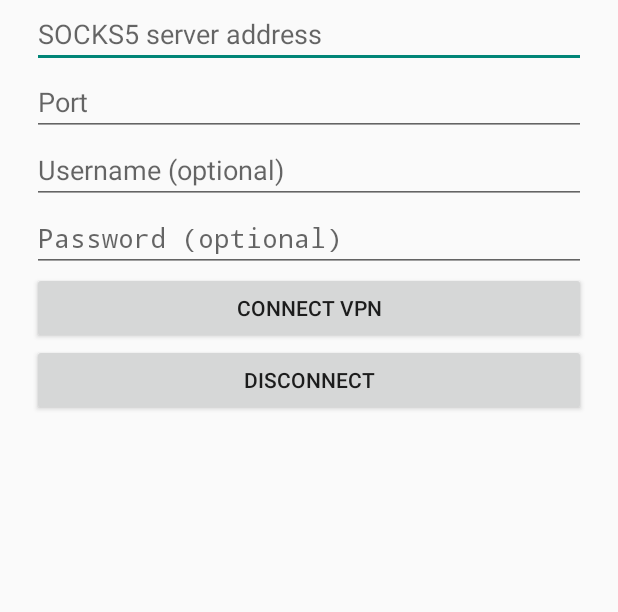
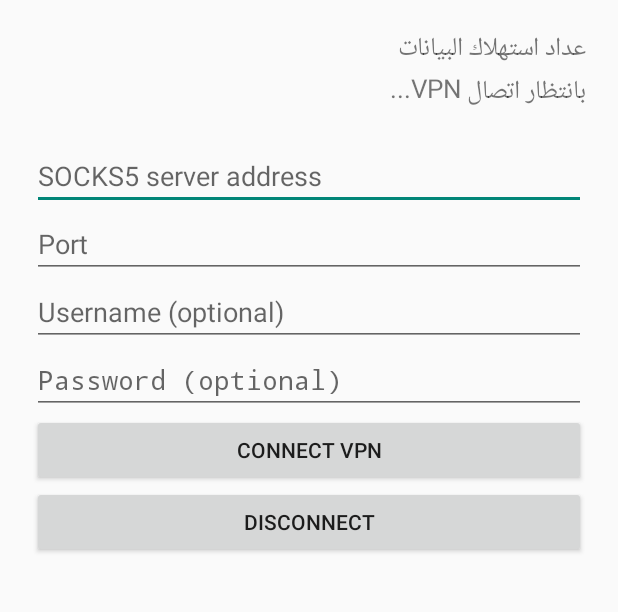
Before and after one commit to bodex625-hash/BODEX-Proxy-Android, an Android app: the screen it shows after launch (MainActivity), on a phone screen of 412 x 824 dp, the part 131-743 px from its top. Run offline under Robolectric (Android 15) with nearby library versions, the phone set to English and light mode, and no system bars; 2 statements that could not run were skipped.

Commit message:
Add live traffic counter to main screen

```diff
--- a/android/app/src/main/java/com/bodex/proxy/MainActivity.kt
+++ b/android/app/src/main/java/com/bodex/proxy/MainActivity.kt
@@ -1,8 +1,12 @@
 package com.bodex.proxy
 
 import android.app.Activity
+import android.content.BroadcastReceiver
+import android.content.Context
 import android.content.Intent
+import android.content.IntentFilter
 import android.net.VpnService
+import android.os.Build
 import android.os.Bundle
 import android.view.ViewGroup
 import android.widget.Button
@@ -10,16 +14,34 @@ import android.widget.EditText
 import android.widget.LinearLayout
 import android.widget.TextView
 import android.widget.Toast
+import java.util.Locale
 
 class MainActivity : Activity() {
     private lateinit var host: EditText
     private lateinit var port: EditText
     private lateinit var username: EditText
     private lateinit var password: EditText
+    private lateinit var trafficText: TextView
+    private var receiverRegistered = false
+
+    private val statsReceiver = object : BroadcastReceiver() {
+        override fun onReceive(context: Context?, intent: Intent?) {
+            if (intent?.action != ProxyVpnService.ACTION_STATS) return
+            val uploaded = intent.getLongExtra(ProxyVpnService.EXTRA_UPLOADED, 0L)
+            val downloaded = intent.getLongExtra(ProxyVpnService.EXTRA_DOWNLOADED, 0L)
+            val total = uploaded + downloaded
+            trafficText.text = "البيانات المرسلة (Up):  ${formatBytes(uploaded)}\n" +
+                "البيانات المستقبلة (Down):  ${formatBytes(downloaded)}\n" +
+                "إجمالي الاستهلاك (Total):  ${formatBytes(total)}"
+        }
+    }
 
     override fun onCreate(savedInstanceState: Bundle?) {
         super.onCreate(savedInstanceState)
-        val root = LinearLayout(this).apply { orientation = LinearLayout.VERTICAL; setPadding(32, 40, 32, 32) }
+        val root = LinearLayout(this).apply {
+            orientation = LinearLayout.VERTICAL
+            setPadding(32, 40, 32, 32)
+        }
         fun field(label: String, secret: Boolean = false): EditText {
             return EditText(this).apply {
                 hint = label
@@ -27,20 +49,61 @@ class MainActivity : Activity() {
                 root.addView(this, ViewGroup.LayoutParams.MATCH_PARENT, ViewGroup.LayoutParams.WRAP_CONTENT)
             }
         }
-        root.addView(TextView(this).apply { text = "BODEX Proxy\nResidential SOCKS5"; textSize = 24f })
+        root.addView(TextView(this).apply {
+            text = "BODEX Proxy\nResidential SOCKS5"
+            textSize = 24f
+        })
+        trafficText = TextView(this).apply {
+            text = "عداد استهلاك البيانات\nبانتظار اتصال VPN..."
+            textSize = 17f
+            setPadding(0, 28, 0, 28)
+        }
+        root.addView(trafficText, ViewGroup.LayoutParams.MATCH_PARENT, ViewGroup.LayoutParams.WRAP_CONTENT)
         host = field("SOCKS5 server address")
         port = field("Port")
         username = field("Username (optional)")
         password = field("Password (optional)", true)
-        root.addView(Button(this).apply { text = "Connect VPN"; setOnClickListener { requestVpn() } })
+        root.addView(Button(this).apply {
+            text = "Connect VPN"
+            setOnClickListener { requestVpn() }
+        })
         root.addView(Button(this).apply {
             text = "Disconnect"
             setOnClickListener {
                 startService(Intent(this@MainActivity, ProxyVpnService::class.java).setAction(ProxyVpnService.ACTION_STOP))
+                trafficText.text = "عداد استهلاك البيانات\nتم طلب قطع الاتصال"
                 Toast.makeText(this@MainActivity, "Disconnect requested", Toast.LENGTH_SHORT).show()
             }
         })
         setContentView(root)
+    }
+
+    override fun onResume() {
+        super.onResume()
+        if (!receiverRegistered) {
+            val filter = IntentFilter(ProxyVpnService.ACTION_STATS)
+            if (Build.VERSION.SDK_INT >= 33) {
+                registerReceiver(statsReceiver, filter, Context.RECEIVER_NOT_EXPORTED)
+            } else {
+                @Suppress("DEPRECATION")
+                registerReceiver(statsReceiver, filter)
+            }
+            receiverRegistered = true
+        }
+    }
+
+    override fun onPause() {
+        if (receiverRegistered) {
+            unregisterReceiver(statsReceiver)
+            receiverRegistered = false
+        }
+        super.onPause()
+    }
+
+    private fun formatBytes(bytes: Long): String {
+        val mb = bytes.coerceAtLeast(0L) / (1024.0 * 1024.0)
+        return if (mb >= 1024.0) String.format(Locale.US, "%.2f GB", mb / 1024.0)
+        else String.format(Locale.US, "%.1f MB", mb)
     }
 
     private fun requestVpn() {
@@ -71,6 +134,7 @@ class MainActivity : Activity() {
             putExtra(ProxyVpnService.EXTRA_PASSWORD, password.text.toString())
         }
         startService(intent)
+        trafficText.text = "عداد استهلاك البيانات\nجارٍ تشغيل VPN..."
         Toast.makeText(this, "VPN starting", Toast.LENGTH_SHORT).show()
     }
 
```
